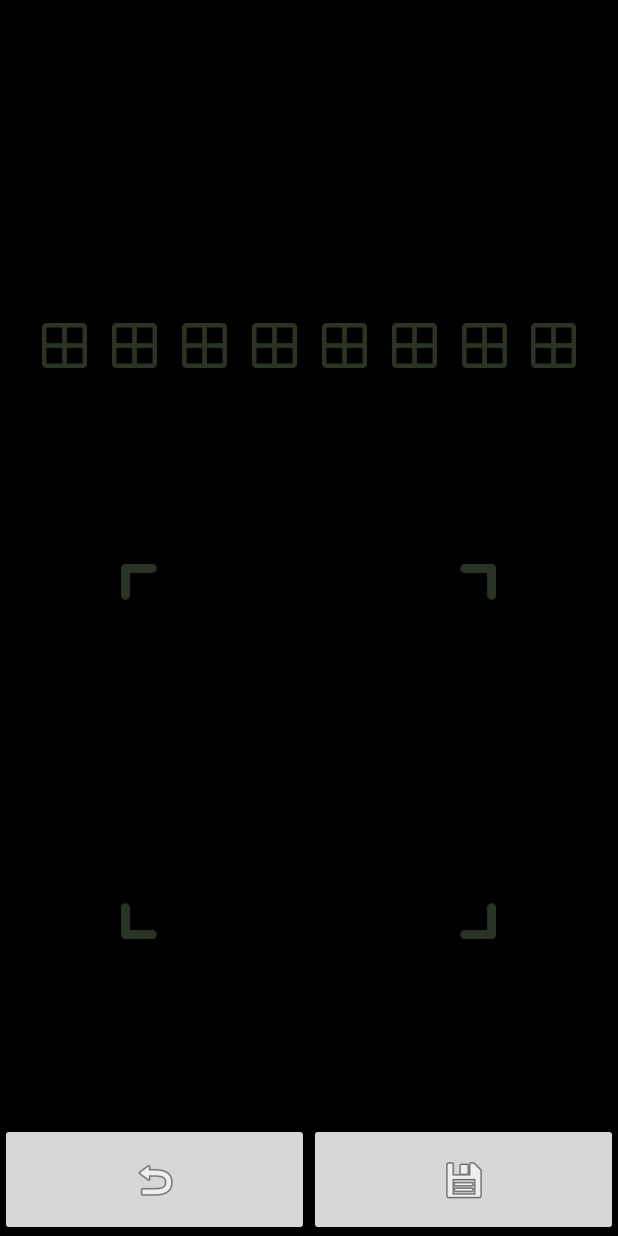
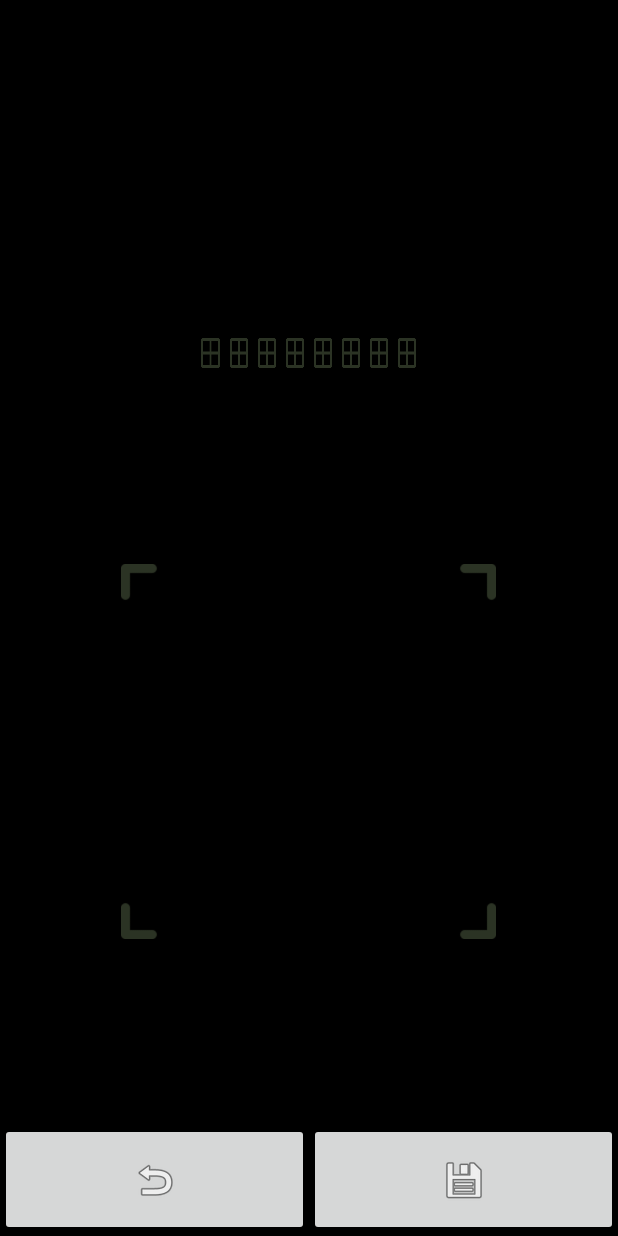
Before and after one commit to ibragunduz/KnockCodeView, an Android app: the screen it shows after launch (MainActivity), on a phone screen of 412 x 824 dp. Run offline under Robolectric (Android 15) with nearby library versions, the phone set to English and light mode, and no system bars; 1 statement that could not run was skipped.

Commit message:
second commit

```diff
--- a/knockcodeview/src/main/java/com/ibragunduz/knockcodeview/views/KnockCodeView.java
+++ b/knockcodeview/src/main/java/com/ibragunduz/knockcodeview/views/KnockCodeView.java
@@ -3,8 +3,6 @@ package com.ibragunduz.knockcodeview.views;
 import android.content.Context;
 import android.content.res.TypedArray;
 import android.graphics.Color;
-import android.media.Image;
-import android.os.Build;
 import android.os.Handler;
 import android.os.Vibrator;
 import android.support.annotation.Nullable;
@@ -23,6 +21,8 @@ import java.util.List;
 import java.util.Timer;
 import java.util.TimerTask;
 import com.ibragunduz.knockcodeview.R;
+import com.ibragunduz.knockcodeview.views.lockScreen.IndicatorLockScreen;
+import com.ibragunduz.knockcodeview.views.setLock.ClicksIndicatorView;
 
 public class KnockCodeView extends LinearLayout implements View.OnClickListener,ClickDetected {
 
@@ -204,9 +204,19 @@ public class KnockCodeView extends LinearLayout implements View.OnClickListener,
 ClicksIndicatorView inditactor;
     public void setInditactor(ClicksIndicatorView inditactor) {
         this.inditactor = inditactor;
+        isTypeLockScreen=false;
         inditactor.SetInditactor(new int[]{-1,-1,-1,-1,-1,-1,-1,-1});
 
     }
+
+
+    private boolean isTypeLockScreen = false;
+    IndicatorLockScreen indicator;
+    public void setInditactor(IndicatorLockScreen inditactor) {
+        isTypeLockScreen=true;
+        this.indicator = inditactor;
+    }
+
     int sure =0;
   private   boolean isEntryTrue = false;
 
@@ -259,6 +269,7 @@ ClicksIndicatorView inditactor;
                }
 
 
+              indicator.updateClicks(clicks);
 }else{
         new Handler().postDelayed(new Runnable() {
             @Override
@@ -293,7 +304,7 @@ ClicksIndicatorView inditactor;
     public void inCorrectEntry() {
         clearClicks();
         firstClicked = false;
-clickDetector.inCorrectEntry();
+        clickDetector.inCorrectEntry();
 
     }
 
--- /dev/null
+++ b/knockcodeview/src/main/java/com/ibragunduz/knockcodeview/views/setLock/ClicksIndicatorView.java
@@ -0,0 +1,136 @@
+package com.ibragunduz.knockcodeview.views.setLock;
+
+import android.content.Context;
+import android.util.AttributeSet;
+import android.util.Log;
+import android.view.LayoutInflater;
+import android.view.View;
+import android.view.ViewGroup;
+import android.widget.RelativeLayout;
+import com.ibragunduz.knockcodeview.R;
+
+import java.util.ArrayList;
+import java.util.List;
+
+/**
+ * Created by ibrahim on 14.09.2017.
+ */
+
+public class ClicksIndicatorView extends RelativeLayout {
+    public ClicksIndicatorView(Context context) {
+        super(context);
+        initialize(context,null);
+    }
+
+    public ClicksIndicatorView(Context context, AttributeSet attrs) {
+        super(context, attrs);
+        initialize(context,attrs);
+    }
+    private List<SingleIndicatorView> indicators;
+    private View rootView;
+    private SingleIndicatorView vw1,vw2,vw3,vw4,vw5,vw6,vw7,vw8;
+    private void initialize(Context context,AttributeSet attributeSet){
+     rootView = LayoutInflater.from(context).inflate(R.layout.clicks_indicator,this);
+        vw1 = (SingleIndicatorView) rootView.findViewById(R.id.inditactor_view_1);
+        vw2 = (SingleIndicatorView) rootView.findViewById(R.id.inditactor_view_2);
+        vw3 = (SingleIndicatorView) rootView.findViewById(R.id.inditactor_view_3);
+        vw4 = (SingleIndicatorView) rootView.findViewById(R.id.inditactor_view_4);
+        vw5 = (SingleIndicatorView) rootView.findViewById(R.id.inditactor_view_5);
+        vw6 = (SingleIndicatorView) rootView.findViewById(R.id.inditactor_view_6);
+        vw7 = (SingleIndicatorView) rootView.findViewById(R.id.inditactor_view_7);
+        vw8 = (SingleIndicatorView) rootView.findViewById(R.id.inditactor_view_8);
+
+        indicators = new ArrayList<>();
+        indicators.add(vw1);
+        indicators.add(vw2);
+        indicators.add(vw3);
+        indicators.add(vw4);
+        indicators.add(vw5);
+        indicators.add(vw6);
+        indicators.add(vw7);
+        indicators.add(vw8);
+
+
+
+
+
+
+
+        for (int i = 0;i<indicators.size();i++){
+            indicators.get(i).setVisibility(View.GONE);
+        }
+
+
+
+        }
+
+
+    public void setColorFilter(int color){
+        vw1.setColorFilter(color);
+        vw2.setColorFilter(color);
+        vw3.setColorFilter(color);
+        vw4.setColorFilter(color);
+        vw5.setColorFilter(color);
+        vw6.setColorFilter(color);
+        vw7.setColorFilter(color);
+        vw8.setColorFilter(color);
+    }
+
+
+
+
+
+public void setHeightWidth(int w,int h){
+    for (int i = 0; i<indicators.size();i++){
+        ViewGroup.LayoutParams p = (ViewGroup.MarginLayoutParams) indicators.get(i).getLayoutParams();
+        p.height = h;
+        p.width = w;
+
+        indicators.get(i).requestLayout();
+    }
+}
+
+public void setMargins(int width){
+    for (int i = 0; i<indicators.size();i++){
+        ViewGroup.MarginLayoutParams p = (ViewGroup.MarginLayoutParams) indicators.get(i).getLayoutParams();
+        p.setMargins(width,width,width,width);
+        indicators.get(i).requestLayout();
+    }
+}
+
+public void SetInditactor(int[] clicks){
+    for (int i = 0;i<clicks.length;i++){
+        switch (clicks[i]){
+
+            case -1 :
+                indicators.get(i).setVisibility(View.VISIBLE);
+                indicators.get(i).setBackgroundResource(R.drawable.ic_knock_code_empty);
+                Log.i("2","----");
+
+
+                break;
+            case 1 :
+            case 2 :
+            case 3 :
+            case 4 :
+                indicators.get(i).setVisibility(View.VISIBLE);
+
+                indicators.get(i).setClicked(clicks[i]);
+                break;
+
+
+
+
+
+
+        }
+    }
+}
+
+
+
+
+
+
+
+}
--- /dev/null
+++ b/knockcodeview/src/main/res/drawable/circle_white.xml
@@ -0,0 +1,9 @@
+<vector xmlns:android="http://schemas.android.com/apk/res/android"
+        android:width="12dp"
+        android:height="12dp"
+        android:viewportWidth="455.0"
+        android:viewportHeight="455.0">
+    <path
+        android:pathData="M227.5,227.5m-227.5,0a227.5,227.5 0,1 1,455 0a227.5,227.5 0,1 1,-455 0"
+        android:fillColor="#ffffff"/>
+</vector>
--- a/knockcodeview/src/main/res/layout/clicks_indicator.xml
+++ b/knockcodeview/src/main/res/layout/clicks_indicator.xml
@@ -9,7 +9,7 @@
         android:layout_height="match_parent"
         android:layout_weight="1">
 
-        <com.ibragunduz.knockcodeview.views.SingleIndicatorView
+        <com.ibragunduz.knockcodeview.views.setLock.SingleIndicatorView
             android:id="@+id/inditactor_view_1"
             android:layout_width="30dp"
             android:layout_height="30dp"
@@ -23,7 +23,7 @@
         android:layout_height="match_parent"
         android:layout_weight="1">
 
-        <com.ibragunduz.knockcodeview.views.SingleIndicatorView
+        <com.ibragunduz.knockcodeview.views.setLock.SingleIndicatorView
             android:id="@+id/inditactor_view_2"
             android:layout_width="30dp"
             android:layout_height="30dp"
@@ -37,7 +37,7 @@
         android:layout_height="match_parent"
         android:layout_weight="1">
 
-        <com.ibragunduz.knockcodeview.views.SingleIndicatorView
+        <com.ibragunduz.knockcodeview.views.setLock.SingleIndicatorView
             android:id="@+id/inditactor_view_3"
             android:layout_width="30dp"
             android:layout_height="30dp"
@@ -51,7 +51,7 @@
         android:layout_height="match_parent"
         android:layout_weight="1">
 
-        <com.ibragunduz.knockcodeview.views.SingleIndicatorView
+        <com.ibragunduz.knockcodeview.views.setLock.SingleIndicatorView
             android:id="@+id/inditactor_view_4"
             android:layout_width="30dp"
             android:layout_centerVertical="true"
@@ -65,7 +65,7 @@
         android:layout_height="match_parent"
         android:layout_weight="1">
 
-        <com.ibragunduz.knockcodeview.views.SingleIndicatorView
+        <com.ibragunduz.knockcodeview.views.setLock.SingleIndicatorView
             android:id="@+id/inditactor_view_5"
             android:layout_width="30dp"
             android:layout_height="30dp"
@@ -79,7 +79,7 @@
         android:layout_height="match_parent"
         android:layout_weight="1">
 
-        <com.ibragunduz.knockcodeview.views.SingleIndicatorView
+        <com.ibragunduz.knockcodeview.views.setLock.SingleIndicatorView
             android:id="@+id/inditactor_view_6"
             android:layout_width="30dp"
             android:layout_height="30dp"
@@ -93,7 +93,7 @@
         android:layout_height="match_parent"
         android:layout_weight="1">
 
-        <com.ibragunduz.knockcodeview.views.SingleIndicatorView
+        <com.ibragunduz.knockcodeview.views.setLock.SingleIndicatorView
             android:id="@+id/inditactor_view_7"
             android:layout_width="30dp"
             android:layout_height="30dp"
@@ -108,7 +108,7 @@
         android:layout_height="match_parent"
         android:layout_weight="1">
 
-        <com.ibragunduz.knockcodeview.views.SingleIndicatorView
+        <com.ibragunduz.knockcodeview.views.setLock.SingleIndicatorView
             android:id="@+id/inditactor_view_8"
             android:layout_width="30dp"
             android:layout_height="30dp"
--- a/sample/src/main/java/com/ibragunduz/knockcodeviewlibrary/MainActivity.java
+++ b/sample/src/main/java/com/ibragunduz/knockcodeviewlibrary/MainActivity.java
@@ -1,14 +1,14 @@
 package com.ibragunduz.knockcodeviewlibrary;
 
-import android.graphics.Color;
 import android.support.v7.app.AppCompatActivity;
 import android.os.Bundle;
 import android.view.View;
-import android.widget.ImageView;
 
 
-import com.ibragunduz.knockcodeview.views.ClicksIndicatorView;
+import com.ibragunduz.knockcodeview.interfaces.ClickDetected;
+import com.ibragunduz.knockcodeview.views.lockScreen.IndicatorLockScreen;
 import com.ibragunduz.knockcodeview.views.KnockCodeView;
+import com.ibragunduz.knockcodeview.views.setLock.ClicksIndicatorView;
 
 public class MainActivity extends AppCompatActivity {
 
@@ -21,15 +21,16 @@ public class MainActivity extends AppCompatActivity {
 
         knockCodeView = (KnockCodeView)findViewById(R.id.my_knock_view);
 
-        final ClicksIndicatorView myIndicator = (ClicksIndicatorView)findViewById(R.id.my_knock_inditactor);
-
-        knockCodeView.setInditactor(myIndicator);
+        //final IndicatorLockScreen myIndicator = (IndicatorLockScreen)findViewById(R.id.my_knock_inditactor);
+        ClicksIndicatorView cc = (ClicksIndicatorView)findViewById(R.id.my_knock_inditactor);
+        knockCodeView.setInditactor(cc);
 
         knockCodeView.setType(KnockCodeView.SET_PASSWORD);
         knockCodeView.hideCenterLine(0);
 
+        cc.setHeightWidth(30,30);
         //knockCodeView.setVibrationActive(true);
-        //knockCodeView.setTruePassword(new int[]{1,4,3});
+        knockCodeView.setTruePassword(new int[]{1,4,3});
 
 
 
--- a/sample/src/main/res/layout/activity_main.xml
+++ b/sample/src/main/res/layout/activity_main.xml
@@ -23,8 +23,8 @@
             android:layout_width="match_parent"
             android:layout_height="0dp"
             android:layout_weight="35">
-            <com.ibragunduz.knockcodeview.views.ClicksIndicatorView
-                android:layout_width="match_parent"
+            <com.ibragunduz.knockcodeview.views.setLock.ClicksIndicatorView
+                android:layout_width="150dp"
                 android:id="@+id/my_knock_inditactor"
                 android:layout_height="wrap_content"
                 android:layout_alignParentBottom="true"
@@ -33,7 +33,7 @@
                 android:layout_marginRight="20dp"
                 android:layout_centerVertical="true"
                 android:layout_centerHorizontal="true"
-                android:gravity="center|bottom"></com.ibragunduz.knockcodeview.views.ClicksIndicatorView>
+                android:gravity="center|bottom"></com.ibragunduz.knockcodeview.views.setLock.ClicksIndicatorView>
         </RelativeLayout>
 
         <RelativeLayout
```
Also changed, not shown: knockcodeview/src/main/java/com/ibragunduz/knockcodeview/views/lockScreen/IndicatorLockScreen.java (renamed from knockcodeview/src/main/java/com/ibragunduz/knockcodeview/views/ClicksIndicatorView.java, +30 -46 lines), knockcodeview/src/main/java/com/ibragunduz/knockcodeview/views/setLock/SingleIndicatorView.java (renamed from knockcodeview/src/main/java/com/ibragunduz/knockcodeview/views/SingleIndicatorView.java, +6 -3 lines), knockcodeview/src/main/res/layout/clicks_lock_screen.xml (added, +71 -0 lines).
